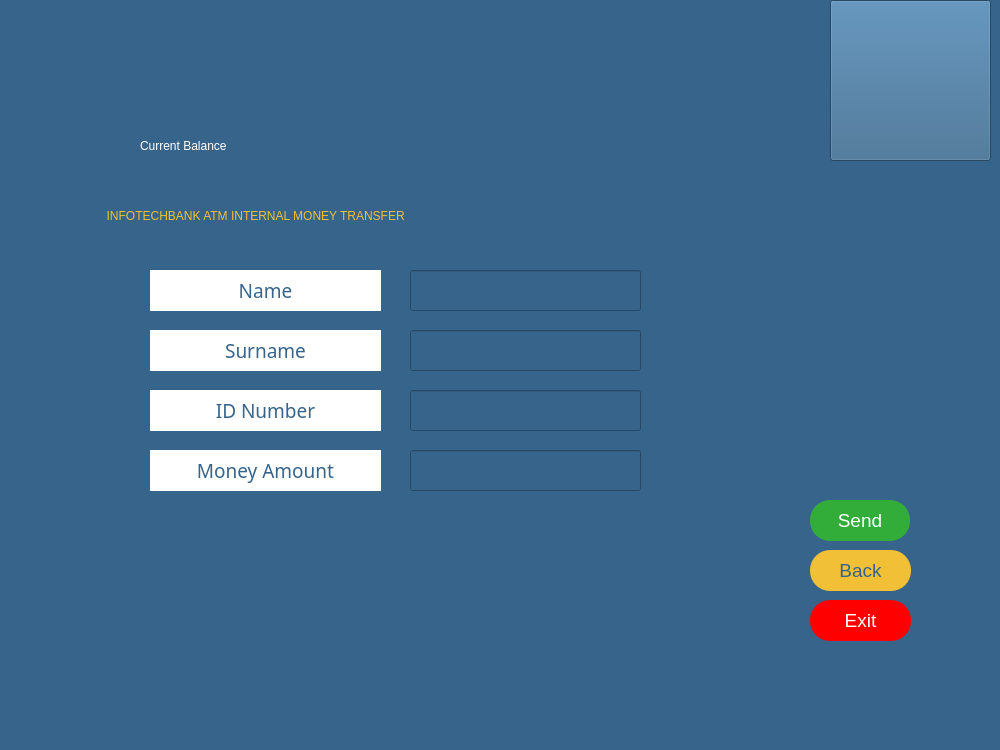
Before: the Qt Designer form internal.ui in melihorhanyilmaz/Project, drawn with Qt 5.
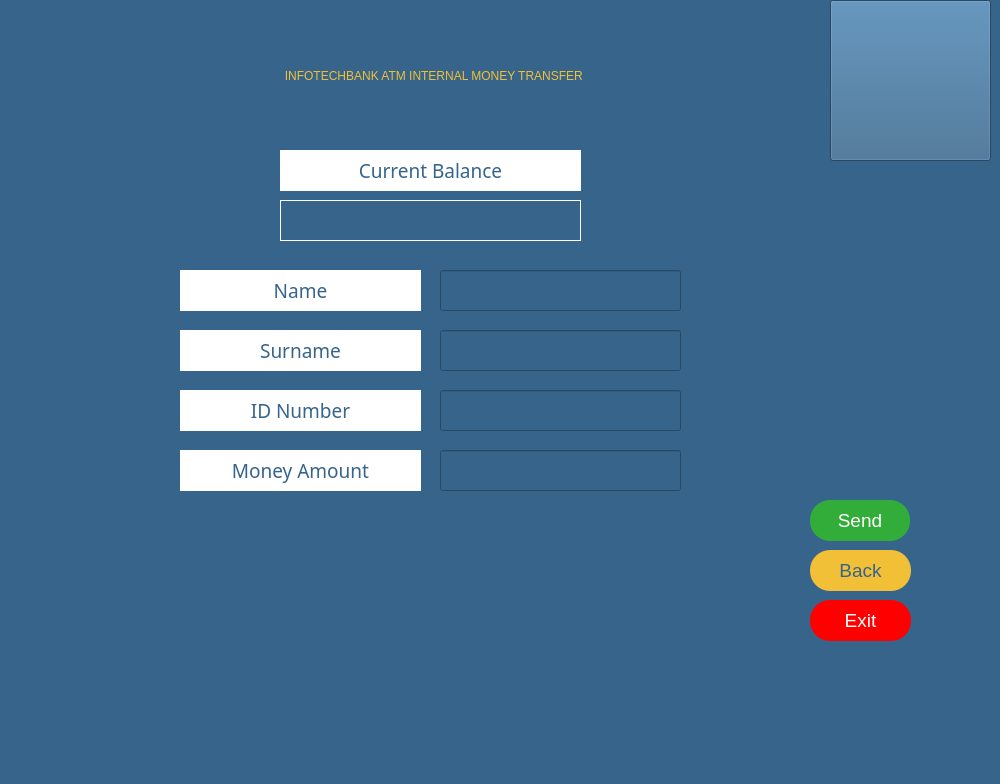
After: the same form once the commit is applied. Icons and pictures are not drawn.

What changed in the file:
```diff
--- a/internal.ui
+++ b/internal.ui
@@ -7,7 +7,7 @@
     <x>0</x>
     <y>0</y>
     <width>1000</width>
-    <height>750</height>
+    <height>784</height>
    </rect>
   </property>
   <property name="windowTitle">
@@ -45,9 +45,9 @@
    <widget class="QLineEdit" name="li_alici_id">
     <property name="geometry">
      <rect>
-      <x>410</x>
+      <x>440</x>
       <y>390</y>
-      <width>231</width>
+      <width>241</width>
       <height>41</height>
      </rect>
     </property>
@@ -65,8 +65,8 @@
    <widget class="QLabel" name="la_welcome">
     <property name="geometry">
      <rect>
-      <x>100</x>
-      <y>180</y>
+      <x>80</x>
+      <y>40</y>
       <width>701</width>
       <height>71</height>
      </rect>
@@ -78,13 +78,16 @@
     <property name="text">
      <string>  INFOTECHBANK ATM INTERNAL MONEY TRANSFER</string>
     </property>
+    <property name="alignment">
+     <set>Qt::AlignCenter</set>
+    </property>
    </widget>
    <widget class="QLineEdit" name="li_amount">
     <property name="geometry">
      <rect>
-      <x>410</x>
+      <x>440</x>
       <y>450</y>
-      <width>231</width>
+      <width>241</width>
       <height>41</height>
      </rect>
     </property>
@@ -122,9 +125,9 @@
    <widget class="QLabel" name="la_alici_id">
     <property name="geometry">
      <rect>
-      <x>150</x>
+      <x>180</x>
       <y>390</y>
-      <width>231</width>
+      <width>241</width>
       <height>41</height>
      </rect>
     </property>
@@ -152,9 +155,9 @@
    <widget class="QLabel" name="la_alici_surname">
     <property name="geometry">
      <rect>
-      <x>150</x>
+      <x>180</x>
       <y>330</y>
-      <width>231</width>
+      <width>241</width>
       <height>41</height>
      </rect>
     </property>
@@ -182,9 +185,9 @@
    <widget class="QLabel" name="la_amount">
     <property name="geometry">
      <rect>
-      <x>150</x>
+      <x>180</x>
       <y>450</y>
-      <width>231</width>
+      <width>241</width>
       <height>41</height>
      </rect>
     </property>
@@ -212,15 +215,15 @@
    <widget class="QLabel" name="la_error">
     <property name="geometry">
      <rect>
-      <x>150</x>
+      <x>180</x>
       <y>510</y>
-      <width>491</width>
+      <width>501</width>
       <height>31</height>
      </rect>
     </property>
     <property name="styleSheet">
-     <string notr="true">color: rgb(255, 0, 0);
-font: 75 12pt &quot;MS Sans Serif&quot;;</string>
+     <string notr="true">color: rgb(255, 255, 255);
+font: 63 12pt &quot;Montserrat SemiBold&quot;;</string>
     </property>
     <property name="text">
      <string/>
@@ -232,9 +235,9 @@
    <widget class="QLineEdit" name="li_alici_surname">
     <property name="geometry">
      <rect>
-      <x>410</x>
+      <x>440</x>
       <y>330</y>
-      <width>231</width>
+      <width>241</width>
       <height>41</height>
      </rect>
     </property>
@@ -246,31 +249,12 @@
      <string/>
     </property>
    </widget>
-   <widget class="QLabel" name="la_balance">
-    <property name="geometry">
-     <rect>
-      <x>330</x>
-      <y>120</y>
-      <width>261</width>
-      <height>51</height>
-     </rect>
-    </property>
-    <property name="styleSheet">
-     <string notr="true">
-font: 75 16pt &quot;MS Shell Dlg 2&quot;;
-color: rgb(255, 255, 255);
-</string>
-    </property>
-    <property name="text">
-     <string/>
-    </property>
-   </widget>
    <widget class="QLineEdit" name="li_alici_name">
     <property name="geometry">
      <rect>
-      <x>410</x>
+      <x>440</x>
       <y>270</y>
-      <width>231</width>
+      <width>241</width>
       <height>41</height>
      </rect>
     </property>
@@ -285,9 +269,9 @@
    <widget class="QLabel" name="la_alici_name">
     <property name="geometry">
      <rect>
-      <x>150</x>
+      <x>180</x>
       <y>270</y>
-      <width>231</width>
+      <width>241</width>
       <height>41</height>
      </rect>
     </property>
@@ -335,25 +319,6 @@
      <bool>false</bool>
     </property>
    </widget>
-   <widget class="QLabel" name="la_welcome_2">
-    <property name="geometry">
-     <rect>
-      <x>140</x>
-      <y>120</y>
-      <width>191</width>
-      <height>51</height>
-     </rect>
-    </property>
-    <property name="styleSheet">
-     <string notr="true">
-font: 75 16pt &quot;MS Shell Dlg 2&quot;;
-color: rgb(255, 255, 255);
-</string>
-    </property>
-    <property name="text">
-     <string>Current Balance</string>
-    </property>
-   </widget>
    <widget class="QPushButton" name="pushButton">
     <property name="geometry">
      <rect>
@@ -383,6 +348,62 @@
      </size>
     </property>
    </widget>
+   <widget class="QLabel" name="la_balance">
+    <property name="geometry">
+     <rect>
+      <x>280</x>
+      <y>200</y>
+      <width>301</width>
+      <height>41</height>
+     </rect>
+    </property>
+    <property name="layoutDirection">
+     <enum>Qt::LeftToRight</enum>
+    </property>
+    <property name="styleSheet">
+     <string notr="true">color: rgb(255, 255, 255);
+font: 63 18pt &quot;Montserrat SemiBold&quot;;</string>
+    </property>
+    <property name="frameShape">
+     <enum>QFrame::Box</enum>
+    </property>
+    <property name="text">
+     <string/>
+    </property>
+    <property name="alignment">
+     <set>Qt::AlignCenter</set>
+    </property>
+   </widget>
+   <widget class="QLabel" name="la_bal">
+    <property name="geometry">
+     <rect>
+      <x>280</x>
+      <y>150</y>
+      <width>301</width>
+      <height>41</height>
+     </rect>
+    </property>
+    <property name="font">
+     <font>
+      <family>Montserrat SemiBold</family>
+      <pointsize>14</pointsize>
+      <weight>7</weight>
+      <italic>false</italic>
+      <bold>false</bold>
+     </font>
+    </property>
+    <property name="styleSheet">
+     <string notr="true">color: rgb(54, 100, 139);
+font: 63 14pt &quot;Montserrat SemiBold&quot;;
+background-color: rgb(255, 255, 255);</string>
+    </property>
+    <property name="text">
+     <string>Current Balance</string>
+    </property>
+    <property name="alignment">
+     <set>Qt::AlignCenter</set>
+    </property>
+   </widget>
   </widget>
   <widget class="QMenuBar" name="menubar">
    <property name="geometry">
```
